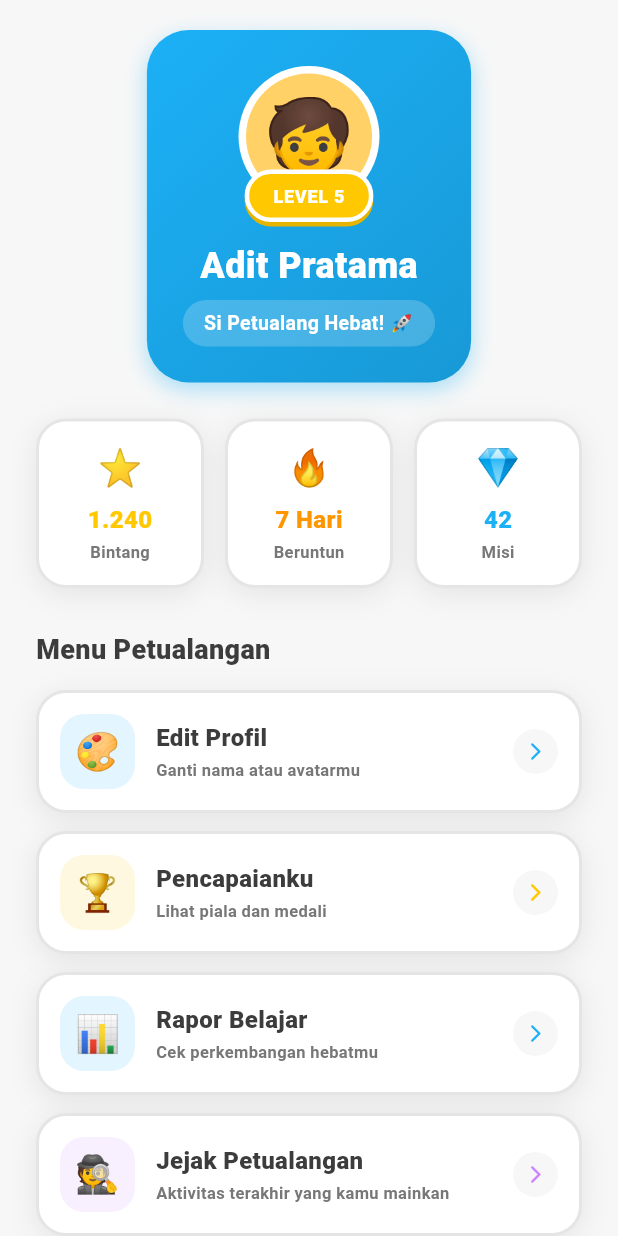
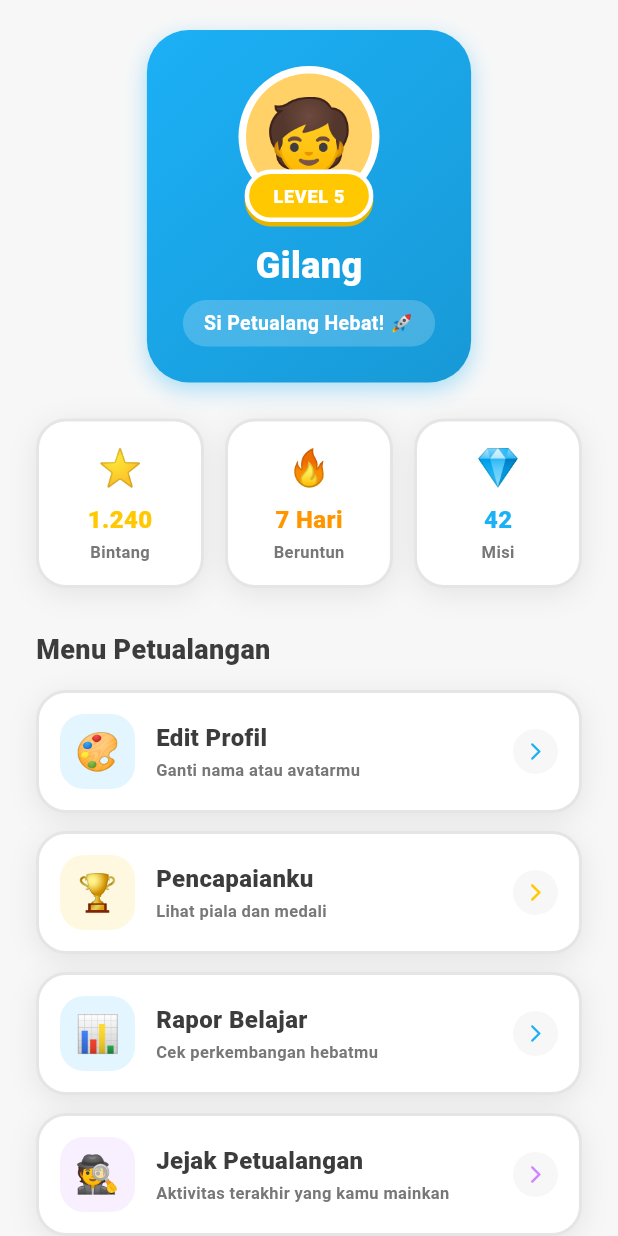
Before and after one commit to AryaFahrezi11/Edutech, a Flutter app: the ProfileView screen opened directly, on a phone screen of 412 x 824 dp. Run offline on Flutter 3.47's test engine with Material 3 defaults, Android fonts, the phone set to English and light mode, and no system bars; our stand-ins replace audioplayers, fl_chart, flutter_tts, get, path_drawing, speech_to_text; Roboto replaces fonts that are missing (Nunito).

```diff
--- a/lib/app/modules/profile/views/profile_view.dart
+++ b/lib/app/modules/profile/views/profile_view.dart
@@ -225,7 +225,7 @@ class ProfileView extends GetView {
           ),
           const SizedBox(height: 22),
           const Text(
-            'Adit Pratama',
+            'Gilang',
             style: TextStyle(
               fontSize: 24,
               fontWeight: FontWeight.w900,
```
